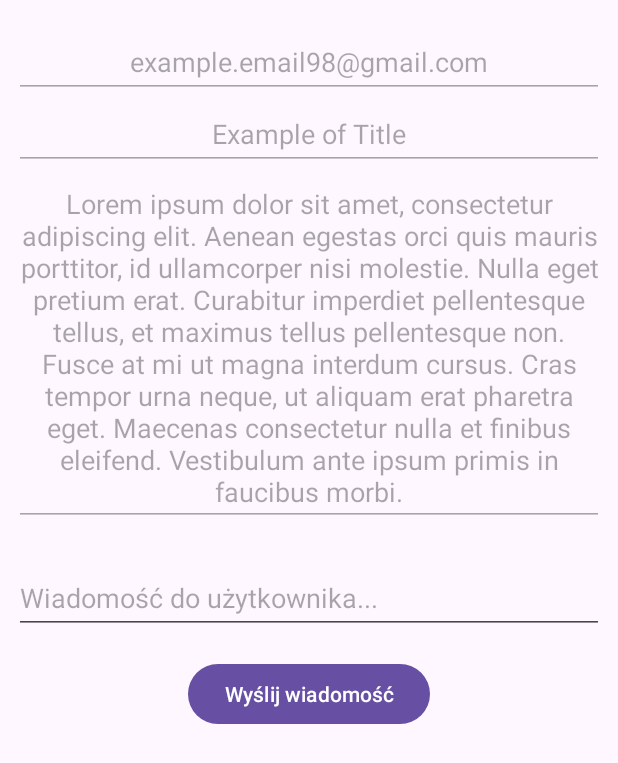
After one commit to OziGepard/SeatReservationEmployee, an Android app: the fragment HelpdeskTicketFragment placed in its activity, on a phone screen of 412 x 824 dp. The commit adds this screen. Shown: the top 763 px of the screen. Run offline under Robolectric (Android 15) with nearby library versions, the phone set to English and light mode, and no system bars; our stand-ins replace Dagger/Hilt's generated code, Firebase (no records; nobody signed in at launch, a user with empty details on screens opened directly); 4 statements that could not run were skipped.

Commit message:
Zapisuje póki działa

```diff
--- a/app/src/main/java/com/example/seatreservationemployee/db/firebase/ReservationDaoFB.kt
+++ b/app/src/main/java/com/example/seatreservationemployee/db/firebase/ReservationDaoFB.kt
@@ -33,4 +33,9 @@ class ReservationDaoFB @Inject constructor(
             .document(reservationPathArray[5])
             .delete()
     }
+
+    fun receiveIssues(): Task<QuerySnapshot> {
+        return db.collection("requests")
+            .get()
+    }
 }
--- a/app/src/main/java/com/example/seatreservationemployee/repository/EmployeeRepository.kt
+++ b/app/src/main/java/com/example/seatreservationemployee/repository/EmployeeRepository.kt
@@ -1,50 +1,18 @@
 package com.example.seatreservationemployee.repository
 
-import com.example.seatreservationemployee.db.CinemaFirebaseDatabase
-import com.example.seatreservationemployee.retrofit.DateAPI
 import com.example.seatreservationemployee.retrofit.DateResponse
 import com.example.seatreservationemployee.utils.Resource
-import com.example.seatreservationemployee.utils.safeCall
 import com.google.firebase.auth.AuthResult
-import com.google.firebase.auth.FirebaseAuth
 import com.google.firebase.firestore.QuerySnapshot
-import kotlinx.coroutines.Dispatchers
-import kotlinx.coroutines.tasks.await
-import kotlinx.coroutines.withContext
-import retrofit2.await
 import java.time.LocalDate
-import javax.inject.Inject
 
-class EmployeeRepository @Inject constructor(
-    private val mAuth: FirebaseAuth,
-    private val retrofitDate: DateAPI,
-    private val dbFB: CinemaFirebaseDatabase
-) {
+interface EmployeeRepository {
 
-    suspend fun employeeAuth(loginText: String, passwordText: String): Resource<AuthResult> {
-        return withContext(Dispatchers.IO) {
-            safeCall {
-                val result = mAuth.signInWithEmailAndPassword(loginText, passwordText).await()
-                Resource.Success(result)
-            }
-        }
-    }
+    suspend fun employeeAuth(loginText: String, passwordText: String): Resource<AuthResult>
 
-    suspend fun retrofitGetDate(): Resource<DateResponse> {
-        return withContext(Dispatchers.IO) {
-            safeCall {
-                val result = retrofitDate.getActualDate().await()
-                Resource.Success(result)
-            }
-        }
-    }
+    suspend fun retrofitGetDate(): Resource<DateResponse>
 
-    suspend fun updateReservations(actualDate: LocalDate): Resource<QuerySnapshot> {
-        return withContext(Dispatchers.IO) {
-            safeCall {
-                val result = dbFB.getReservationDaoFB.updateReservations(actualDate).await()
-                Resource.Success(result)
-            }
-        }
-    }
+    suspend fun updateReservations(actualDate: LocalDate): Resource<QuerySnapshot>
+
+    suspend fun receiveIssues(): Resource<QuerySnapshot>
 }
--- /dev/null
+++ b/app/src/main/java/com/example/seatreservationemployee/ui/fragments/HelpdeskTicketFragment.kt
@@ -0,0 +1,44 @@
+package com.example.seatreservationemployee.ui.fragments
+
+import android.os.Bundle
+import android.view.LayoutInflater
+import android.view.View
+import android.view.ViewGroup
+import androidx.fragment.app.Fragment
+import androidx.navigation.fragment.navArgs
+import com.example.seatreservationemployee.R
+import com.example.seatreservationemployee.databinding.FragmentHelpdeskBinding
+import com.example.seatreservationemployee.databinding.FragmentHelpdeskTicketBinding
+import com.example.seatreservationemployee.ui.EmployeeActivity
+import com.example.seatreservationemployee.ui.EmployeeViewModel
+
+class HelpdeskTicketFragment : Fragment() {
+
+    private var _binding: FragmentHelpdeskTicketBinding? = null
+    private val binding get() = _binding!!
+    private val TAG = "HelpdeskTicketFragment"
+    private val args: HelpdeskTicketFragmentArgs by navArgs()
+    lateinit var viewModel: EmployeeViewModel
+
+    override fun onCreateView(
+        inflater: LayoutInflater, container: ViewGroup?,
+        savedInstanceState: Bundle?
+    ): View {
+        _binding = FragmentHelpdeskTicketBinding.inflate(inflater, container, false)
+        return binding.root
+    }
+
+    override fun onStart() {
+        super.onStart()
+
+        viewModel = (activity as EmployeeActivity).viewModel
+        initializeUI()
+    }
+
+    private fun initializeUI() {
+
+        binding.ticketIssueEmail.setText(args.issue.email)
+        binding.ticketIssueTitle.setText(args.issue.title)
+        binding.ticketIssueContent.setText(args.issue.content)
+    }
+}
--- a/app/src/main/java/com/example/seatreservationemployee/ui/fragments/LoginFragment.kt
+++ b/app/src/main/java/com/example/seatreservationemployee/ui/fragments/LoginFragment.kt
@@ -5,6 +5,7 @@ import android.util.Log
 import android.view.LayoutInflater
 import android.view.View
 import android.view.ViewGroup
+import android.widget.Toast
 import androidx.core.view.isVisible
 import androidx.fragment.app.Fragment
 import androidx.navigation.fragment.findNavController
@@ -40,6 +41,7 @@ class LoginFragment : Fragment(R.layout.fragment_login) {
     }
 
     private fun initializeUI() {
+
         val loginButton = binding.loginButton
         var loginText: String
         var passwordText: String
--- /dev/null
+++ b/app/src/main/res/layout/fragment_helpdesk_ticket.xml
@@ -0,0 +1,76 @@
+<?xml version="1.0" encoding="utf-8"?>
+<ScrollView xmlns:android="http://schemas.android.com/apk/res/android"
+    xmlns:app="http://schemas.android.com/apk/res-auto"
+    xmlns:tools="http://schemas.android.com/tools"
+    android:layout_width="match_parent"
+    android:layout_height="match_parent"
+    android:layout_marginStart="8dp"
+    android:layout_marginEnd="8dp"
+    tools:context=".ui.fragments.HelpdeskTicketFragment">
+
+    <androidx.constraintlayout.widget.ConstraintLayout
+        android:layout_width="match_parent"
+        android:layout_height="wrap_content">
+
+        <com.google.android.material.textfield.TextInputEditText
+            android:id="@+id/ticket_issue_email"
+            android:layout_width="match_parent"
+            android:layout_height="wrap_content"
+            android:layout_marginTop="16dp"
+            android:enabled="false"
+            android:gravity="center"
+            android:minHeight="48dp"
+            android:text="example.email98@gmail.com"
+            app:layout_constraintEnd_toEndOf="parent"
+            app:layout_constraintStart_toStartOf="parent"
+            app:layout_constraintTop_toTopOf="parent" />
+
+        <com.google.android.material.textfield.TextInputEditText
+            android:id="@+id/ticket_issue_title"
+            android:layout_width="match_parent"
+            android:layout_height="wrap_content"
+            android:enabled="false"
+            android:gravity="center"
+            android:minHeight="48dp"
+            android:text="Example of Title"
+            app:layout_constraintEnd_toEndOf="parent"
+            app:layout_constraintStart_toStartOf="parent"
+            app:layout_constraintTop_toBottomOf="@+id/ticket_issue_email" />
+
+        <com.google.android.material.textfield.TextInputEditText
+            android:id="@+id/ticket_issue_content"
+            android:layout_width="match_parent"
+            android:layout_height="wrap_content"
+            android:enabled="false"
+            android:gravity="center"
+            android:minHeight="48dp"
+            android:text="@string/lorem_ipsum"
+            app:layout_constraintEnd_toEndOf="parent"
+            app:layout_constraintStart_toStartOf="parent"
+            app:layout_constraintTop_toBottomOf="@+id/ticket_issue_title" />
+
+        <MultiAutoCompleteTextView
+            android:id="@+id/ticket_issue_message"
+            android:layout_width="match_parent"
+            android:layout_height="wrap_content"
+            android:hint="@string/message_to_user"
+            android:minHeight="48dp"
+            android:layout_marginTop="24dp"
+            app:layout_constraintEnd_toEndOf="parent"
+            app:layout_constraintStart_toStartOf="parent"
+            app:layout_constraintTop_toBottomOf="@+id/ticket_issue_content" />
+
+        <Button
+            android:id="@+id/ticket_issue_send_button"
+            android:layout_width="wrap_content"
+            android:layout_height="wrap_content"
+            android:text="@string/send_message"
+            android:layout_marginBottom="16dp"
+            android:layout_marginTop="16dp"
+            app:layout_constraintBottom_toBottomOf="parent"
+            app:layout_constraintEnd_toEndOf="parent"
+            app:layout_constraintStart_toStartOf="parent"
+            app:layout_constraintTop_toBottomOf="@+id/ticket_issue_message" />
+
+    </androidx.constraintlayout.widget.ConstraintLayout>
+</ScrollView>
--- /dev/null
+++ b/app/src/main/res/layout/issue_element_border.xml
@@ -0,0 +1,6 @@
+<?xml version="1.0" encoding="utf-8"?>
+<androidx.constraintlayout.widget.ConstraintLayout xmlns:android="http://schemas.android.com/apk/res/android"
+    android:layout_width="match_parent"
+    android:layout_height="match_parent">
+
+</androidx.constraintlayout.widget.ConstraintLayout>
--- a/app/src/main/res/navigation/employee_navigation.xml
+++ b/app/src/main/res/navigation/employee_navigation.xml
@@ -23,5 +23,35 @@
         android:id="@+id/employeeOptions"
         android:name="com.example.seatreservationemployee.ui.fragments.EmployeeOptions"
         android:label="fragment_employee_options"
-        tools:layout="@layout/fragment_employee_options" />
+        tools:layout="@layout/fragment_employee_options" >
+        <action
+            android:id="@+id/action_employeeOptions_to_helpdeskFragment"
+            app:destination="@id/helpdeskFragment"
+            app:enterAnim="@anim/nav_default_enter_anim"
+            app:exitAnim="@anim/nav_default_exit_anim"
+            app:popEnterAnim="@anim/nav_default_pop_enter_anim"
+            app:popExitAnim="@anim/nav_default_pop_exit_anim" />
+    </fragment>
+    <fragment
+        android:id="@+id/helpdeskFragment"
+        android:name="com.example.seatreservationemployee.ui.fragments.HelpdeskFragment"
+        android:label="fragment_helpdesk"
+        tools:layout="@layout/fragment_helpdesk" >
+        <action
+            android:id="@+id/action_helpdeskFragment_to_helpdeskTicketFragment"
+            app:destination="@id/helpdeskTicketFragment"
+            app:enterAnim="@anim/nav_default_enter_anim"
+            app:exitAnim="@anim/nav_default_exit_anim"
+            app:popEnterAnim="@anim/nav_default_pop_enter_anim"
+            app:popExitAnim="@anim/nav_default_pop_exit_anim" />
+    </fragment>
+    <fragment
+        android:id="@+id/helpdeskTicketFragment"
+        android:name="com.example.seatreservationemployee.ui.fragments.HelpdeskTicketFragment"
+        android:label="fragment_helpdesk_ticket"
+        tools:layout="@layout/fragment_helpdesk_ticket" >
+        <argument
+            android:name="issue"
+            app:argType="com.example.seatreservationemployee.models.Issue" />
+    </fragment>
 </navigation>
--- a/app/src/main/res/values/strings.xml
+++ b/app/src/main/res/values/strings.xml
@@ -1,7 +1,5 @@
 <resources>
-    <string name="app_name">SeatReservationEmployee</string>
-    <!-- TODO: Remove or change this placeholder text -->
-    <string name="hello_blank_fragment">Hello blank fragment</string>
+    <string name="app_name">SeatReservation Employee</string>
     <string name="login">Zaloguj się</string>
     <string name="login_value">Login</string>
     <string name="seatreservation_image_desc">SeatReservation Image</string>
@@ -14,4 +12,7 @@
     <string name="update_reservations_loading">Usuwanie zaległych rezerwacji…</string>
     <string name="update_reservations_success">Usunięto zaległe rezerwacje!</string>
     <string name="update_reservations_error">Nie udało się usunąć zaległych rezerwacji! Błąd:</string>
+    <string name="send_message">Wyślij wiadomość</string>
+    <string name="message_to_user">Wiadomość do użytkownika...</string>
+    <string name="lorem_ipsum">Lorem ipsum dolor sit amet, consectetur adipiscing elit. Aenean egestas orci quis mauris porttitor, id ullamcorper nisi molestie. Nulla eget pretium erat. Curabitur imperdiet pellentesque tellus, et maximus tellus pellentesque non. Fusce at mi ut magna interdum cursus. Cras tempor urna neque, ut aliquam erat pharetra eget. Maecenas consectetur nulla et finibus eleifend. Vestibulum ante ipsum primis in faucibus morbi.</string>
 </resources>
```
Also changed, not shown: app/src/main/java/com/example/seatreservationemployee/adapters/IssuesAdapter.kt (+47 -1 lines), app/src/main/java/com/example/seatreservationemployee/models/Issue.kt (added, +11 -0 lines), app/src/main/java/com/example/seatreservationemployee/repository/EmployeeRepositoryImpl.kt (added, +59 -0 lines), app/src/main/java/com/example/seatreservationemployee/ui/EmployeeViewModel.kt (+41 -3 lines), app/src/main/java/com/example/seatreservationemployee/ui/fragments/EmployeeOptions.kt (+23 -1 lines), app/src/main/java/com/example/seatreservationemployee/ui/fragments/HelpdeskFragment.kt (added, +93 -0 lines), app/src/main/res/layout/fragment_helpdesk.xml (added, +21 -0 lines), app/src/main/res/layout/issue_element.xml (added, +30 -0 lines), build.gradle (+6 -2 lines), 1 other file.
